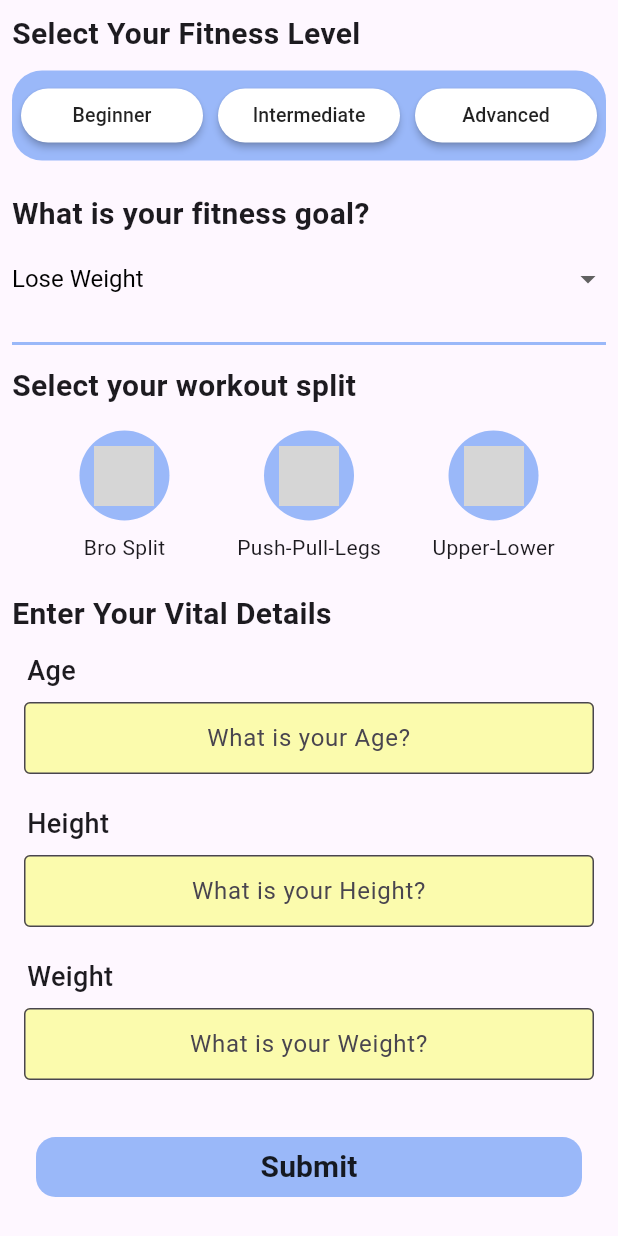
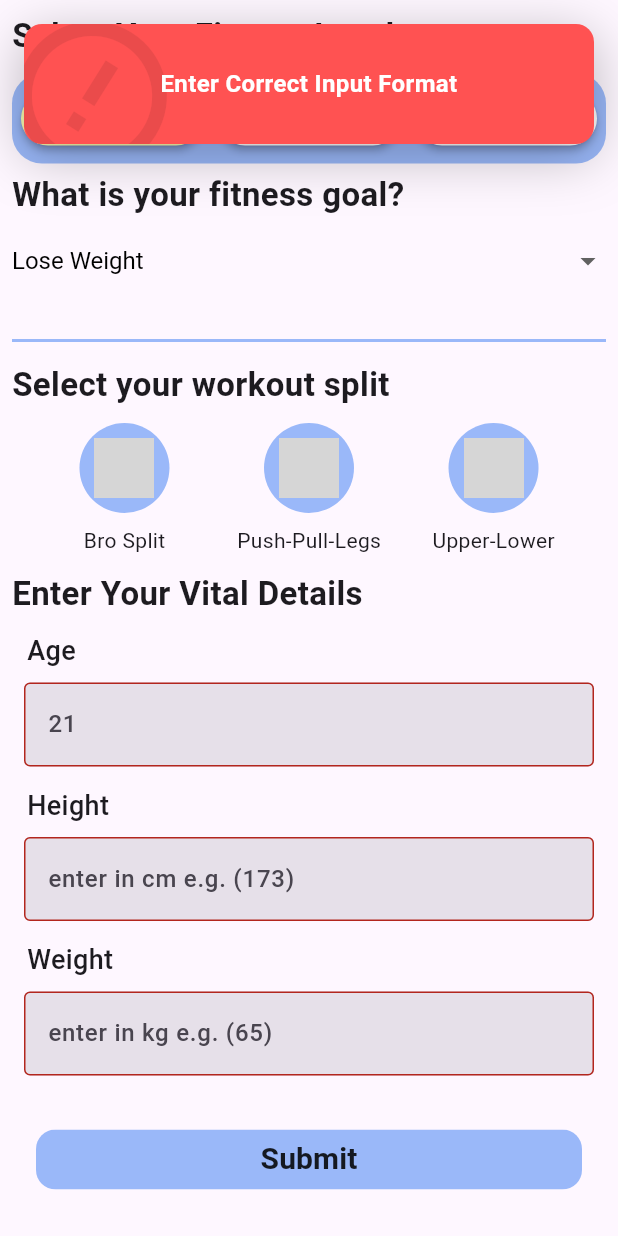
Before and after one commit to kenBinary/fitster, a Flutter app: the CreateWorkoutPage widget shown alone on an empty page, opened directly, after a tap on "Submit", on a phone screen of 412 x 824 dp. Run offline on Flutter 3.47's test engine with Material 3 defaults, Android fonts, the light colour scheme and no system bars; drawn by our look-alikes of top_snackbar_flutter; our stand-ins replace async_builder, circular_profile_avatar, cloud_firestore, firebase_auth, firebase_core, flutter_heatmap_calendar and 3 more; missing offline and left inert: d_chart, fast_snackbar; accounts and stored records are empty; generated files the repository leaves out were written again; Roboto replaces fonts that are missing (Grotesco); grey boxes are pictures that could not be loaded.

Commit message:
create workout to db

```diff
--- /dev/null
+++ b/lib/component_widgets/create_workout_elements.dart
@@ -0,0 +1,95 @@
+import 'package:flutter/material.dart';
+
+class FitnessLevelButton extends StatelessWidget {
+  const FitnessLevelButton({
+    super.key,
+    required this.selectedButton,
+    required this.text,
+    required this.setFitnessLevel,
+  });
+
+  final String selectedButton;
+  final String text;
+  final Function setFitnessLevel;
+
+  @override
+  Widget build(BuildContext context) {
+    return MaterialButton(
+      onPressed: () {
+        setFitnessLevel();
+      },
+      color: (selectedButton == text) ? const Color(0xfffbfbad) : Colors.white,
+      minWidth: 40,
+      shape: RoundedRectangleBorder(
+        borderRadius: BorderRadius.circular(20.0),
+      ),
+      child: Text(
+        text,
+        style: const TextStyle(fontSize: 13),
+      ),
+    );
+  }
+}
+
+class SplitSelectorButton extends StatelessWidget {
+  const SplitSelectorButton({
+    super.key,
+    required this.imagePath,
+    required this.text,
+    required this.setSelectedSplit,
+  });
+  final String imagePath;
+  final String text;
+  final Function setSelectedSplit;
+
+  @override
+  Widget build(BuildContext context) {
+    return Column(
+      children: [
+        MaterialButton(
+          onPressed: () {
+            setSelectedSplit();
+          },
+          child: Container(
+            width: 60.0,
+            height: 60.0,
+            decoration: const BoxDecoration(
+              color: Color(0xFF9AB8F9),
+              shape: BoxShape.circle,
+            ),
+            child: Center(
+              child: Image.asset(
+                imagePath,
+                height: 40.0,
+                width: 40.0,
+              ),
+            ),
+          ),
+        ),
+        const SizedBox(height: 8.0),
+        Text(text),
+      ],
+    );
+  }
+}
+
+class InputLabel extends StatelessWidget {
+  const InputLabel({super.key, required this.text});
+  final String text;
+  @override
+  Widget build(BuildContext context) {
+    return Padding(
+      padding: const EdgeInsets.only(left: 10),
+      child: Align(
+        alignment: Alignment.centerLeft,
+        child: Text(
+          text,
+          style: const TextStyle(
+            fontSize: 18,
+            fontWeight: FontWeight.w500,
+          ),
+        ),
+      ),
+    );
+  }
+}
--- a/lib/screens/createworkout_page.dart
+++ b/lib/screens/createworkout_page.dart
@@ -1,9 +1,12 @@
 import 'package:firebase_auth/firebase_auth.dart';
-import 'package:fitster/models/workout_splits.dart';
+import 'package:fitster/component_widgets/create_workout_elements.dart';
+import 'package:fitster/component_widgets/form_elements.dart';
 import 'package:fitster/services/db_operations.dart';
-import 'package:fitster/services/workout_plan_builder.dart';
 import 'package:flutter/material.dart';
+import 'package:gap/gap.dart';
 import 'package:hexcolor/hexcolor.dart';
+import 'package:top_snackbar_flutter/custom_snack_bar.dart';
+import 'package:top_snackbar_flutter/top_snack_bar.dart';
 
 class CreateWorkoutPage extends StatefulWidget {
   const CreateWorkoutPage({super.key});
@@ -12,154 +15,67 @@
   State<CreateWorkoutPage> createState() => _CreateWorkoutPageState();
 }
 
-MaterialButton fitnessLevelButton({
-  required String selectedButton,
-  required String text,
-  required Function setFitnessLevel,
-}) {
-  return MaterialButton(
-    onPressed: () {
-      setFitnessLevel();
-    },
-    color: selectedButton == text ? const Color(0xfffbfbad) : Colors.white,
-    minWidth: 40,
-    shape: RoundedRectangleBorder(
-      borderRadius: BorderRadius.circular(20.0),
-    ),
-    child: Text(
-      text,
-      style: const TextStyle(fontSize: 13),
-    ),
-  );
-}
-
-Column splitSelectorButton({
-  required String imagePath,
-  required String text,
-  required Function setSelectedSplit,
-}) {
-  return Column(
-    children: [
-      MaterialButton(
-        onPressed: () {
-          setSelectedSplit();
-        },
-        child: Container(
-          width: 60.0,
-          height: 60.0,
-          decoration: const BoxDecoration(
-            color: Color(0xFF9AB8F9),
-            shape: BoxShape.circle,
-          ),
-          child: Center(
-            child: Image.asset(
-              imagePath,
-              height: 40.0,
-              width: 40.0,
-            ),
-          ),
-        ),
-      ),
-      const SizedBox(height: 8.0),
-      Text(text),
-    ],
-  );
-}
-
-Padding inputLabel({required String text}) {
-  return Padding(
-    padding: const EdgeInsets.only(left: 10),
-    child: Align(
-      alignment: Alignment.centerLeft,
-      child: Text(
-        text,
-        style: const TextStyle(
-          fontSize: 18,
-          fontWeight: FontWeight.w500,
-        ),
-      ),
-    ),
-  );
-}
-
-Expanded inputField({
-  required TextEditingController controller,
-  required String hintText,
-}) {
-  return Expanded(
-    child: Padding(
-      padding: const EdgeInsets.all(8.0),
-      child: SizedBox(
-        height: 40,
-        child: TextField(
-          cursorColor: const Color(0xFF9AB8F9),
-          controller: controller,
-          decoration: InputDecoration(
-            filled: true,
-            fillColor: const Color(0xfffbfbad),
-            hintText: hintText,
-            border: const OutlineInputBorder(),
-            contentPadding: const EdgeInsets.symmetric(
-              vertical: 10,
-              horizontal: 20,
-            ),
-          ),
-          textAlign: TextAlign.center,
-        ),
-      ),
-    ),
-  );
-}
-
 class _CreateWorkoutPageState extends State<CreateWorkoutPage> {
-  final ageFieldController = TextEditingController();
-  final heightFieldController = TextEditingController();
-  final weightFieldController = TextEditingController();
-
-  String userName = ' ';
-  String fitnessLevel = '';
-  String selectedSplit = '';
-
   List<String> userGoal = [
     'Lose Weight',
     'Gain Muscles',
     'Develop 6 Packs',
     'Gain 4 nipples'
   ];
+  final _formKey = GlobalKey<FormState>();
+  String fitnessGoal = 'Lose Weight';
+  String fitnessLevel = 'Beginner';
+  String selectedSplit = 'bro_split';
 
-  String dropDown = '';
-  String dropDownValue = '';
-
-  @override
-  void initState() {
-    super.initState();
-    dropDown = userGoal[0];
-    dropDownValue = userGoal[0];
+  MyTextFormField ageField = MyTextFormField(
+    validatorCallback: (value) {
+      final isDigit = RegExp(r'^[0-9]+$');
+      if (value!.isEmpty || value.length >= 4 || !isDigit.hasMatch(value)) {
+        return '';
       }
+      return null;
+    },
+    hintText: '21',
+  );
+  MyTextFormField heightField = MyTextFormField(
+    validatorCallback: (value) {
+      final isDigit = RegExp(r'^[0-9]+$');
+      if (value!.isEmpty || value.length >= 4 || !isDigit.hasMatch(value)) {
+        return '';
+      }
+      return null;
+    },
+    hintText: 'enter in cm e.g. (173)',
+  );
+  MyTextFormField weightField = MyTextFormField(
+    validatorCallback: (value) {
+      final isDigit = RegExp(r'^[0-9]+$');
+      if (value!.isEmpty || value.length >= 4 || !isDigit.hasMatch(value)) {
+        return '';
+      }
+      return null;
+    },
+    hintText: 'enter in kg e.g. (65)',
+  );
 
   @override
   Widget build(BuildContext context) {
-    return Padding(
+    return Form(
+      key: _formKey,
+      child: Padding(
         padding: const EdgeInsets.all(8.0),
         child: Column(
           crossAxisAlignment: CrossAxisAlignment.start,
           children: [
-          const Padding(
-            padding: EdgeInsets.only(
-              bottom: 10,
-            ),
-            child: Text(
+            const Text(
               'Select Your Fitness Level',
               style: TextStyle(
                 fontFamily: 'Grotesco',
-                fontSize: 20.0,
+                fontSize: 22.0,
                 fontWeight: FontWeight.bold,
               ),
             ),
-          ),
-          Expanded(
-            child: Column(
-              children: [
+            const Gap(10),
             Container(
               decoration: BoxDecoration(
                 borderRadius: BorderRadius.circular(20),
@@ -170,69 +86,63 @@
                 child: Row(
                   children: [
                     Expanded(
-                          child: fitnessLevelButton(
+                      child: FitnessLevelButton(
                         selectedButton: fitnessLevel,
                         text: 'Beginner',
                         setFitnessLevel: () {
                           setState(() {
                             fitnessLevel = 'Beginner';
                           });
-                              }),
+                        },
+                      ),
                     ),
                     const SizedBox(
                       width: 10,
                     ),
                     Expanded(
-                          child: fitnessLevelButton(
+                      child: FitnessLevelButton(
                         selectedButton: fitnessLevel,
                         text: 'Intermediate',
                         setFitnessLevel: () {
                           setState(() {
                             fitnessLevel = 'Intermediate';
                           });
-                              }),
+                        },
+                      ),
                     ),
                     const SizedBox(
                       width: 10,
                     ),
                     Expanded(
-                          child: fitnessLevelButton(
+                      child: FitnessLevelButton(
                         selectedButton: fitnessLevel,
-                              text: 'Advanced',
+                        text: 'Expert',
                         setFitnessLevel: () {
                           setState(() {
-                                  fitnessLevel = 'Advanced';
+                            fitnessLevel = 'Expert';
                           });
-                              }),
+                        },
+                      ),
                     ),
                   ],
                 ),
               ),
             ),
-              ],
-            ),
-          ),
-          const Padding(
-            padding: EdgeInsets.only(
-              top: 5,
-              bottom: 5,
-            ),
-            child: Text(
+            const Gap(5),
+            const Text(
               'What is your fitness goal?',
               style: TextStyle(
                 fontFamily: 'Grotesco',
-                fontSize: 20.0,
+                fontSize: 22.0,
                 fontWeight: FontWeight.bold,
               ),
             ),
-          ),
+            const Gap(5),
             Expanded(
               child: DropdownButton<String>(
                 isExpanded: true,
-              value: dropDownValue,
+                value: fitnessGoal,
                 icon: const Icon(Icons.arrow_drop_down),
-              iconSize: 24,
-              elevation: 16,
                 style: const TextStyle(
                   color: Colors.black,
                   fontSize: 16,
@@ -244,7 +154,7 @@
                 ),
                 onChanged: (String? newValue) {
                   setState(() {
-                  dropDownValue = newValue!;
+                    fitnessGoal = newValue!;
                   });
                 },
                 items: userGoal.map<DropdownMenuItem<String>>((String value) {
@@ -255,29 +165,20 @@
                 }).toList(),
               ),
             ),
-          const Padding(
-            padding: EdgeInsets.only(
-              top: 5,
-              bottom: 5,
-            ),
-            child: Text(
+            const Gap(5),
+            const Text(
               'Select your workout split',
               style: TextStyle(
                 fontFamily: 'Grotesco',
-                fontSize: 20.0,
+                fontSize: 22.0,
                 fontWeight: FontWeight.bold,
               ),
             ),
-          ),
-          Padding(
-            padding: const EdgeInsets.only(
-              top: 10,
-              bottom: 10,
-            ),
-            child: Row(
+            const Gap(10),
+            Row(
               mainAxisAlignment: MainAxisAlignment.spaceEvenly,
               children: [
-                splitSelectorButton(
+                SplitSelectorButton(
                   imagePath: '../lib/images/C_Logo.png',
                   text: 'Bro Split',
                   setSelectedSplit: () {
@@ -286,7 +187,7 @@
                     });
                   },
                 ),
-                splitSelectorButton(
+                SplitSelectorButton(
                   imagePath: '../lib/images/BS_Logo.png',
                   text: 'Push-Pull-Legs',
                   setSelectedSplit: () {
@@ -295,7 +196,7 @@
                     });
                   },
                 ),
-                splitSelectorButton(
+                SplitSelectorButton(
                   imagePath: '../lib/images/FL_Logo.png',
                   text: 'Upper-Lower',
                   setSelectedSplit: () {
@@ -306,57 +207,62 @@
                 ),
               ],
             ),
-          ),
-          const Padding(
-            padding: EdgeInsets.only(
-              top: 10,
-              bottom: 10,
-            ),
-            child: Text(
+            const Gap(10),
+            const Text(
               'Enter Your Vital Details',
               style: TextStyle(
                 fontFamily: 'Grotesco',
-                fontSize: 20.0,
+                fontSize: 22.0,
                 fontWeight: FontWeight.bold,
               ),
             ),
+            const Gap(10),
+            const InputLabel(text: 'Age'),
+            Padding(
+              padding: const EdgeInsets.all(8.0),
+              child: ageField,
             ),
-          inputLabel(text: 'Age'),
-          inputField(
-            controller: ageFieldController,
-            hintText: 'What is your Age?',
+            const InputLabel(text: 'Height'),
+            Padding(
+              padding: const EdgeInsets.all(8.0),
+              child: heightField,
             ),
-          inputLabel(text: 'Height'),
-          inputField(
-            controller: heightFieldController,
-            hintText: 'What is your Height?',
-          ),
-          inputLabel(text: 'Weight'),
-          inputField(
-            controller: weightFieldController,
-            hintText: 'What is your Weight?',
+            const InputLabel(text: 'Weight'),
+            Padding(
+              padding: const EdgeInsets.all(8.0),
+              child: weightField,
             ),
             Expanded(
               child: MaterialButton(
                 onPressed: () async {
-                if (FirebaseAuth.instance.currentUser != null) {
-                  String? userId = FirebaseAuth.instance.currentUser?.uid;
-                  WorkoutSplit mySplit = await createWorkoutPlan(selectedSplit);
-                  await addSplitToFirestore(
+                  User? user = FirebaseAuth.instance.currentUser;
+                  if (_formKey.currentState!.validate() && user != null) {
+                    String? userId = user.uid;
+                    await createNewWorkoutSplit(
                       docId: userId,
-                    jsonData: mySplit.toJson(),
+                      selectedSplit: selectedSplit,
+                      fitnessLevel: fitnessLevel,
+                      fitnessGoal: fitnessGoal,
+                      age: ageField.getText(),
+                      height: heightField.getText(),
+                      weight: weightField.getText(),
                     );
-                  await addUserInformationToFirestore(
-                    docId: userId,
-                    jsonData: {
-                      'fitness_level': fitnessLevel,
-                      'fitness_goals': dropDownValue,
-                      'age': ageFieldController.text,
-                      'height': heightFieldController.text,
-                      'weight': weightFieldController.text,
-                    },
+                    if (mounted) {
+                      showTopSnackBar(
+                        Overlay.of(context),
+                        const CustomSnackBar.success(
+                          message: 'Success',
+                        ),
                       );
-                } else {}
+                    }
+                  } else {
+                    showTopSnackBar(
+                      Overlay.of(context),
+                      const CustomSnackBar.error(
+                        message: 'Enter Correct Input Format',
+                      ),
+                    );
+                  }
                 },
                 child: ClipRRect(
                   borderRadius: const BorderRadius.all(Radius.circular(13)),
@@ -379,6 +285,7 @@
             ),
           ],
         ),
+      ),
     );
   }
 }
--- a/lib/screens/profile_dashboard.dart
+++ b/lib/screens/profile_dashboard.dart
@@ -148,8 +148,7 @@
                             child: VitalCards(
                               vitalType: 'Age',
                               vitalValue: (value != null && value.isNotEmpty)
-                                  ? value['user_information']['weight']
-                                      .toString()
+                                  ? value['user_information']['age'].toString()
                                   : '',
                             ),
                           ),
@@ -178,10 +177,12 @@
                                 vitalType: 'BMI',
                                 vitalValue: (value != null && value.isNotEmpty)
                                     ? calculateBMI(
-                                        height: value['user_information']
-                                            ['height'],
-                                        weight: value['user_information']
-                                            ['weight'])
+                                        height: double.parse(
+                                            value['user_information']
+                                                ['height']),
+                                        weight: double.parse(
+                                            value['user_information']
+                                                ['weight']))
                                     : ''),
                           ),
                         ],
```
Lines whose indentation alone changed are shown as unchanged.
